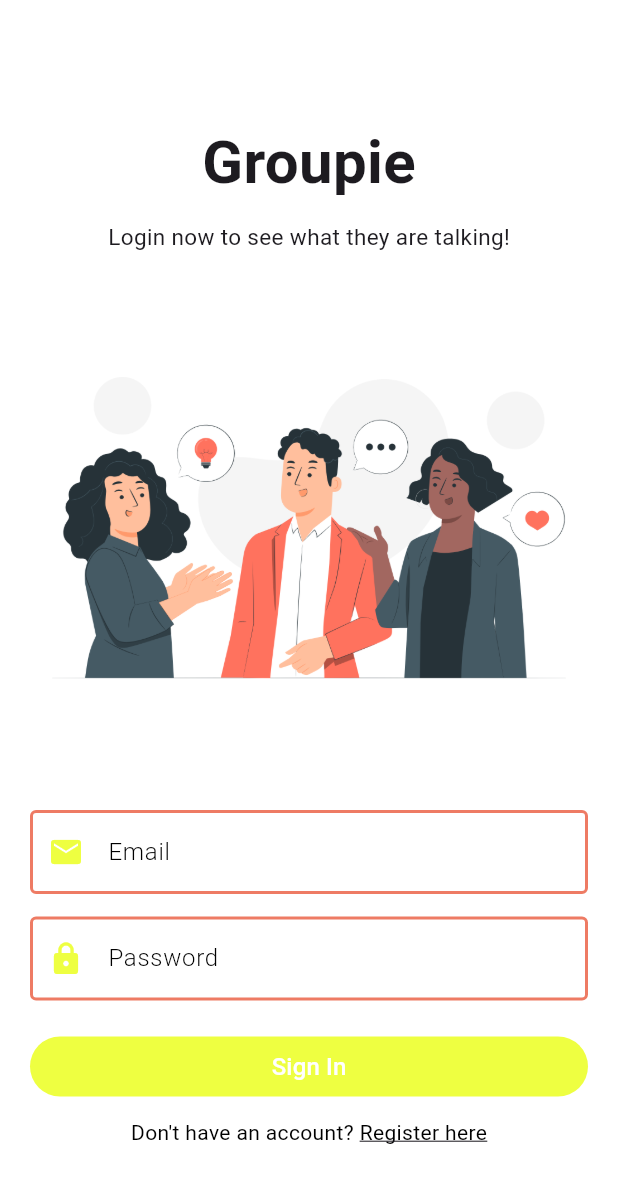
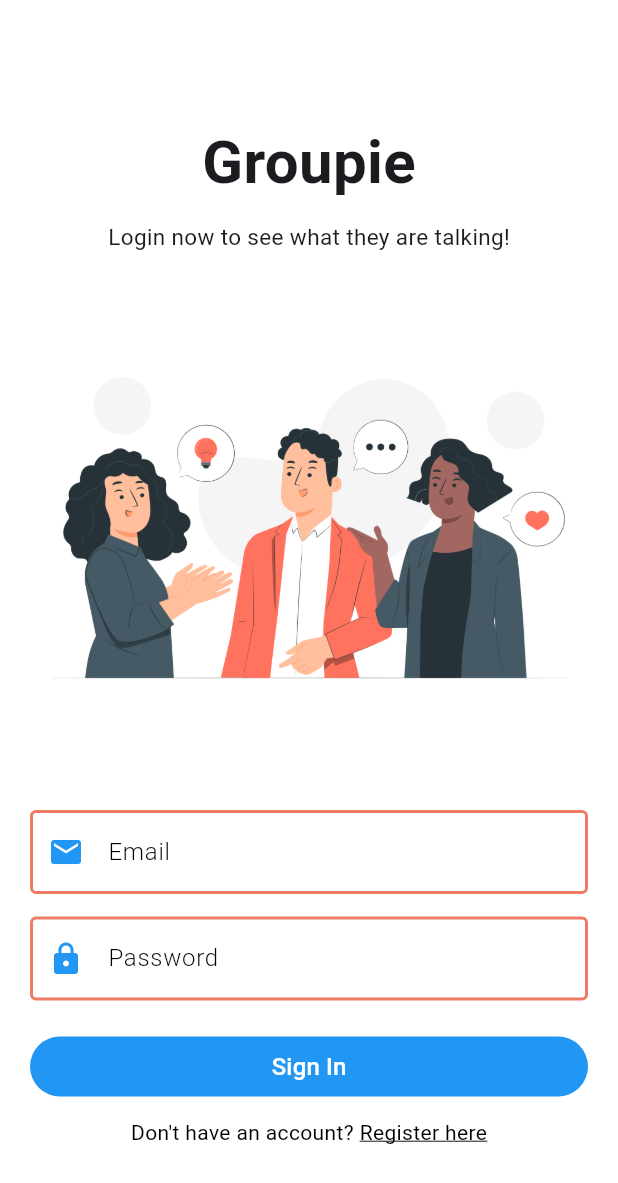
Before and after one commit to d8gohel/chat_app, a Flutter app: the screen it shows after launch, on a phone screen of 412 x 824 dp. Shown: the top 1183 px of the screen. Run offline on Flutter 3.47's test engine with Material 3 defaults, Android fonts, the phone set to English and light mode, and no system bars; our stand-ins replace cloud_firestore, firebase_auth, firebase_core, shared_preferences; missing offline and left inert: cloud_firestore_web, firebase_auth_web, firebase_core_web, shared_preferences_web; accounts and stored records are empty.

Commit message:
changed color scheme

```diff
--- a/lib/shared/constants.dart
+++ b/lib/shared/constants.dart
@@ -10,5 +10,5 @@ static String apiKey= "AIzaSyAcEdVEHFiXypuHQ1merFAtL9cawxSIRDQ";
   static String messagingSenderId= "672417546831";
   static String appId= "1:672417546831:web:1a1590ba6916b553ada03a";
   static String measurementId= "G-4J6THBQ9NP";
-  Color primaryColor =Colors.limeAccent;
+  Color primaryColor =Colors.blue;
 }
```
